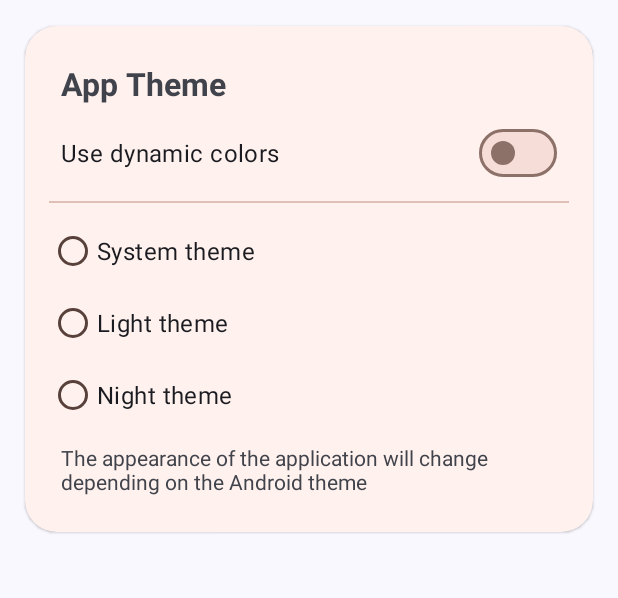
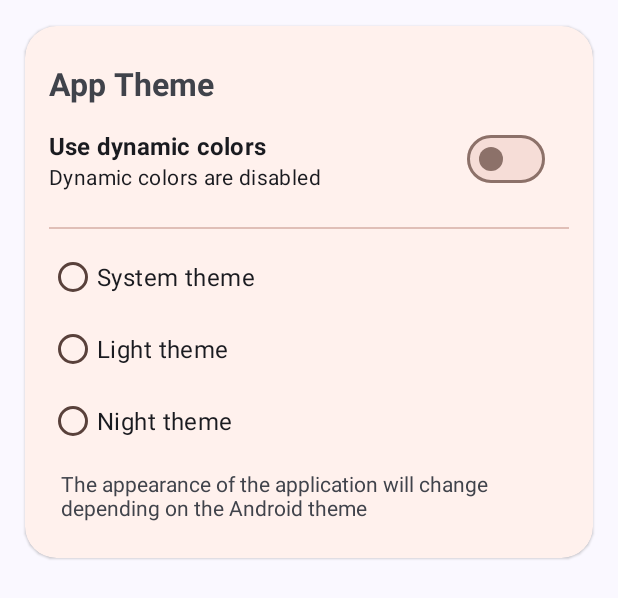
Before and after one commit to ByteFlipper-58/FFSensitivities, an Android app: the layout fragment_settings.xml on its own in the app's theme, with its tools: preview values and no code run, on a phone screen of 412 x 824 dp. Shown: the top 598 px of the screen. Run offline under Robolectric (Android 15) with nearby library versions, the phone set to English and light mode, and no system bars; network calls fail.

Commit message:
1. Added custom switch view 2. Minor visual changes in the settings section

```diff
--- a/app/src/main/java/com/byteflipper/ffsensitivities/ui/components/CustomItemView.java
+++ b/app/src/main/java/com/byteflipper/ffsensitivities/ui/components/CustomItemView.java
@@ -5,9 +5,6 @@ import android.content.res.TypedArray;
 import android.graphics.drawable.Drawable;
 import android.text.TextUtils;
 import android.util.AttributeSet;
-import android.util.TypedValue;
-import android.view.View;
-import android.view.ViewGroup;
 import android.widget.ImageView;
 import android.widget.RelativeLayout;
 
@@ -36,7 +33,7 @@ public class CustomItemView extends RelativeLayout {
 
     private void init(AttributeSet attrs) {
         // Inflate layout
-        inflate(getContext(), R.layout.item_list, this);
+        inflate(getContext(), R.layout.custom_item_view, this);
 
         // Find views
         mImageView = findViewById(R.id.list_view_icon);
--- /dev/null
+++ b/app/src/main/java/com/byteflipper/ffsensitivities/ui/components/CustomSwitchView.java
@@ -0,0 +1,66 @@
+package com.byteflipper.ffsensitivities.ui.components;
+
+import android.content.Context;
+import android.content.res.TypedArray;
+import android.util.AttributeSet;
+import android.view.LayoutInflater;
+import android.widget.CompoundButton;
+import android.widget.RelativeLayout;
+
+import androidx.annotation.Nullable;
+
+import com.byteflipper.ffsensitivities.R;
+import com.byteflipper.ffsensitivities.databinding.CustomSwitchViewBinding;
+
+public class CustomSwitchView extends RelativeLayout {
+    private CustomSwitchViewBinding binding;
+    private String switchSubtitleOn;
+    private String switchSubtitleOff;
+    private CompoundButton.OnCheckedChangeListener onCheckedChangeListener;
+
+    public CustomSwitchView(Context context) {
+        super(context);
+        init(context, null);
+    }
+
+    public CustomSwitchView(Context context, @Nullable AttributeSet attrs) {
+        super(context, attrs);
+        init(context, attrs);
+    }
+
+    public CustomSwitchView(Context context, @Nullable AttributeSet attrs, int defStyleAttr) {
+        super(context, attrs, defStyleAttr);
+        init(context, attrs);
+    }
+
+    private void init(Context context, AttributeSet attrs) {
+        binding = CustomSwitchViewBinding.inflate(LayoutInflater.from(context), this);
+
+        TypedArray a = context.obtainStyledAttributes(attrs, R.styleable.CustomSwitchView);
+        String switchTitle = a.getString(R.styleable.CustomSwitchView_switchTitle);
+        switchSubtitleOn = a.getString(R.styleable.CustomSwitchView_switchSubtitleOn);
+        switchSubtitleOff = a.getString(R.styleable.CustomSwitchView_switchSubtitleOff);
+        boolean switchChecked = a.getBoolean(R.styleable.CustomSwitchView_switchValue, false);
+        a.recycle();
+
+        binding.switchViewTitle.setText(switchTitle);
+        binding.switchViewSubtitle.setText(switchChecked ? switchSubtitleOn : switchSubtitleOff);
+        binding.switchView.setChecked(switchChecked);
+
+        binding.switchView.setOnCheckedChangeListener((buttonView, isChecked) -> {
+            binding.switchViewSubtitle.setText(isChecked ? switchSubtitleOn : switchSubtitleOff);
+            if (onCheckedChangeListener != null) {
+                onCheckedChangeListener.onCheckedChanged(buttonView, isChecked);
+            }
+        });
+    }
+
+    public void setChecked(boolean checked) {
+        binding.switchView.setChecked(checked);
+        binding.switchViewSubtitle.setText(checked ? switchSubtitleOn : switchSubtitleOff);
+    }
+
+    public void setOnCheckedChangeListener(CompoundButton.OnCheckedChangeListener listener) {
+        this.onCheckedChangeListener = listener;
+    }
+}
--- /dev/null
+++ b/app/src/main/res/layout/custom_switch_view.xml
@@ -0,0 +1,42 @@
+<?xml version="1.0" encoding="utf-8"?>
+<merge xmlns:android="http://schemas.android.com/apk/res/android">
+
+    <RelativeLayout
+        android:layout_width="match_parent"
+        android:layout_height="wrap_content"
+        android:background="?attr/selectableItemBackground"
+        android:paddingBottom="16dp">
+
+        <com.google.android.material.materialswitch.MaterialSwitch
+            android:id="@+id/switch_view"
+            android:layout_width="wrap_content"
+            android:layout_height="wrap_content"
+            android:padding="16dp"
+            android:layout_alignParentEnd="true"
+            android:layout_centerVertical="true"/>
+
+        <com.google.android.material.textview.MaterialTextView
+            android:id="@+id/switch_view_title"
+            android:layout_width="match_parent"
+            android:layout_height="wrap_content"
+            android:layout_toStartOf="@id/switch_view"
+            android:paddingTop="16dp"
+            android:paddingEnd="16dp"
+            android:text="VK"
+            android:textStyle="bold"
+            android:maxLines="1"
+            android:textAppearance="?attr/textAppearanceSubtitle1"/>
+
+        <com.google.android.material.textview.MaterialTextView
+            android:id="@+id/switch_view_subtitle"
+            android:layout_width="match_parent"
+            android:layout_height="wrap_content"
+            android:layout_toStartOf="@id/switch_view"
+            android:layout_below="@id/switch_view_title"
+            android:layout_gravity="center_vertical"
+            android:paddingEnd="16dp"
+            android:text="Our new VK"
+            android:maxLines="2"
+            android:textAppearance="?attr/textAppearanceBody2"/>
+    </RelativeLayout>
+</merge>
--- a/app/src/main/res/layout/fragment_settings.xml
+++ b/app/src/main/res/layout/fragment_settings.xml
@@ -21,19 +21,19 @@
         <com.google.android.material.textview.MaterialTextView
             android:layout_width="match_parent"
             android:layout_height="wrap_content"
-            android:padding="8dp"
+            android:paddingTop="8dp"
             android:text="@string/app_theme"
             android:textSize="21sp"
             android:textStyle="bold"/>
 
-        <com.google.android.material.materialswitch.MaterialSwitch
+        <com.byteflipper.ffsensitivities.ui.components.CustomSwitchView
             android:id="@+id/dynamicColorsSwitch"
             android:layout_width="match_parent"
             android:layout_height="wrap_content"
-            android:paddingHorizontal="8dp"
-            android:text="@string/use_dynamic_colors"
-            android:textSize="16sp"
-            style="@style/Widget.Material3.CompoundButton.MaterialSwitch"/>
+            app:switchTitle="@string/switch_use_dynamic_colors_title"
+            app:switchSubtitleOn="@string/switch_use_dynamic_colors_subtitle_on"
+            app:switchSubtitleOff="@string/switch_use_dynamic_colors_subtitle_off"
+            app:switchValue="false"/>
 
         <com.google.android.material.divider.MaterialDivider
             android:layout_width="match_parent"
--- a/app/src/main/res/values/attrs.xml
+++ b/app/src/main/res/values/attrs.xml
@@ -10,4 +10,10 @@
         <attr name="listSubtitle" format="string"/>
         <attr name="listIcon" format="integer"/>
     </declare-styleable>
+    <declare-styleable name="CustomSwitchView">
+        <attr name="switchTitle" format="string"/>
+        <attr name="switchSubtitleOn" format="string"/>
+        <attr name="switchSubtitleOff" format="string"/>
+        <attr name="switchValue" format="boolean"/>
+    </declare-styleable>
 </resources>
--- a/app/src/main/res/values/strings.xml
+++ b/app/src/main/res/values/strings.xml
@@ -98,8 +98,12 @@
     <string name="light_theme_description">Light theme selected</string>
     <string name="night_theme_description">Night theme selected</string>
     <string name="system_theme_description">The appearance of the application will change depending on the Android theme</string>
-    <string name="use_dynamic_colors">Use dynamic colors</string>
-    <string name="dynamic_colors_are_not_supported">Dynamic colors are not supported</string>
+
+    <string name="switch_use_dynamic_colors_title">Use dynamic colors</string>
+    <string name="switch_use_dynamic_colors_subtitle_on">Dynamic colors are enabled</string>
+    <string name="switch_use_dynamic_colors_subtitle_off">Dynamic colors are disabled</string>
+    <string name="switch_dynamic_colors_are_not_supported">Dynamic colors are not supported</string>
+
     <string name="devices_list">Devices list</string>
     <string name="sensitivity">Sensitivity</string>
 </resources>
```
Also changed, not shown: app/src/main/res/layout/custom_item_view.xml (renamed from app/src/main/res/layout/item_list.xml).
